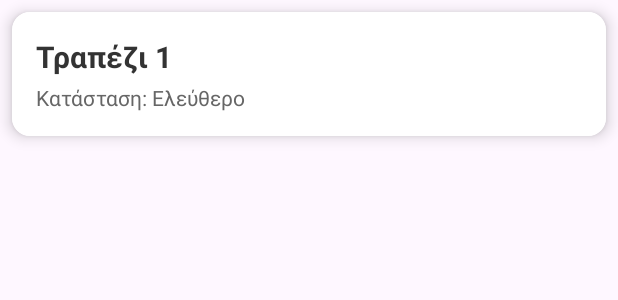
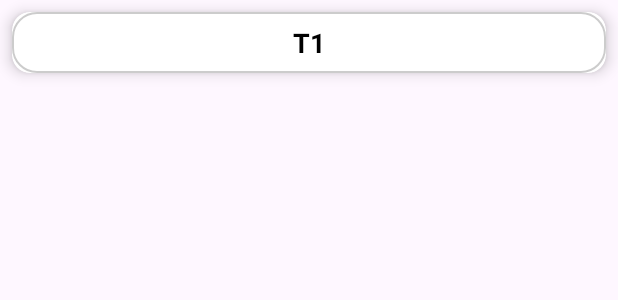
Before and after one commit to GeorgeMoucht/OrderIt, an Android app: the layout table_item.xml on its own in the app's theme, with its tools: preview values and no code run, on a phone screen of 412 x 824 dp. Shown: the top 300 px of the screen. Run offline under Robolectric (Android 15) with nearby library versions, the phone set to English and light mode, and no system bars; network calls fail.

Commit message:
Ui table finished

```diff
--- /dev/null
+++ b/frontend/app/src/main/res/drawable/table_background.xml
@@ -0,0 +1,15 @@
+<?xml version="1.0" encoding="utf-8"?>
+<shape xmlns:android="http://schemas.android.com/apk/res/android"
+    android:shape="rectangle">
+
+    <!-- Default background color (θα αλλάξει από Java) -->
+    <solid android:color="@android:color/white" />
+
+    <!-- Στρογγυλεμένες γωνίες -->
+    <corners android:radius="16dp" />
+
+    <!-- Ελαφρύ περίγραμμα σαν σκιά -->
+    <stroke
+        android:width="1dp"
+        android:color="#33000000" /> <!-- μαύρο με διαφάνεια -->
+</shape>
--- a/frontend/app/src/main/res/layout/table_item.xml
+++ b/frontend/app/src/main/res/layout/table_item.xml
@@ -7,30 +7,25 @@
     card_view:cardCornerRadius="12dp"
     card_view:cardElevation="6dp">
 
+    <!-- table_item.xml -->
     <LinearLayout
+        android:id="@+id/tableItemLayout"
         android:layout_width="match_parent"
         android:layout_height="wrap_content"
         android:orientation="vertical"
-        android:padding="16dp"
-        android:background="#FFFFFF">
+        android:padding="8dp"
+        android:gravity="center"
+        android:background="@drawable/table_background">
 
         <TextView
             android:id="@+id/tvTableName"
             android:layout_width="wrap_content"
             android:layout_height="wrap_content"
-            android:text="Τραπέζι 1"
-            android:textSize="20sp"
+            android:text="T1"
+            android:textSize="18sp"
             android:textStyle="bold"
-            android:textColor="#333333" />
-
-        <TextView
-            android:id="@+id/tvTableStatus"
-            android:layout_width="wrap_content"
-            android:layout_height="wrap_content"
-            android:text="Κατάσταση: Ελεύθερο"
-            android:textSize="14sp"
-            android:layout_marginTop="4dp"
-            android:textColor="#666666" />
+            android:textColor="@android:color/black"/>
     </LinearLayout>
 
+
 </androidx.cardview.widget.CardView>
--- a/frontend/app/src/main/res/xml/network_security_config.xml
+++ b/frontend/app/src/main/res/xml/network_security_config.xml
@@ -1,7 +1,7 @@
 <?xml version="1.0" encoding="utf-8"?>
 <network-security-config>
     <domain-config cleartextTrafficPermitted="true">
-        <domain includeSubdomains="true">192.168.1.3</domain>
+        <domain includeSubdomains="true">192.168.1.7</domain>
     </domain-config>
     <domain-config cleartextTrafficPermitted="true">
         <domain includeSubdomains="true">192.168.0.107</domain>
```
Also changed, not shown: frontend/app/src/main/java/com/example/orderitjava/data/repository/TableRepository.java (+15 -0 lines), frontend/app/src/main/java/com/example/orderitjava/ui/tables/TableAdapter.java (+48 -3 lines), frontend/app/src/main/java/com/example/orderitjava/ui/tables/TableListActivity.java (+17 -3 lines), frontend/app/src/main/java/com/example/orderitjava/ui/tables/TableViewModel.java (+12 -6 lines), 1 other file.
